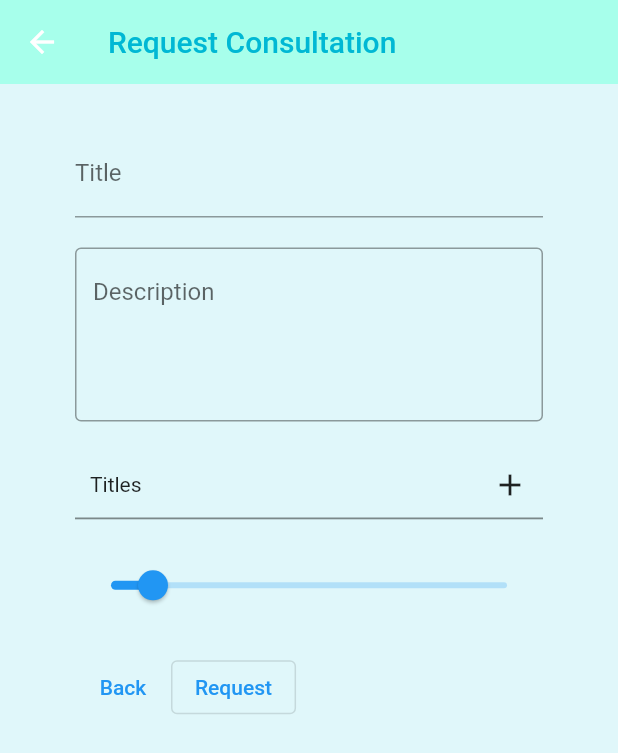
After one commit to DaniRogachev/MedNEX, a Flutter app: the screen it shows once a user with an empty profile is signed in, after a tap on the "add" icon, on a phone screen of 412 x 824 dp. The commit adds this screen. Shown: the top 753 px of the screen. Run offline on Flutter 3.47's test engine with Material 2 defaults, Android fonts, the phone set to English and light mode, and no system bars; drawn by our look-alikes of multi_select_flutter; our stand-ins replace cloud_firestore, firebase_auth, firebase_core; missing offline and left inert: dropdown_plus; accounts and stored records are empty.

Commit message:
Listing one to many requests

```diff
--- a/med_nex/lib/Models/consultation_request.dart
+++ b/med_nex/lib/Models/consultation_request.dart
@@ -1,5 +1,5 @@
 class ConsultationRequest{
-  late final String request_id;
+  late final String requestId;
   late final String title;
   late final String description;
   late final String status;
@@ -7,5 +7,5 @@ class ConsultationRequest{
   late final String doctorId;
 
   ConsultationRequest(
-      this.title, this.description, this.status, this.userId, this.doctorId, this.request_id);
+      this.title, this.description, this.status, this.userId, this.doctorId, this.requestId);
 }
--- /dev/null
+++ b/med_nex/lib/Models/request_to_many.dart
@@ -0,0 +1,20 @@
+import 'package:med_nex/Models/user.dart';
+
+class RequestToMany{
+  late final String uid;
+  late final String title;
+  late final String description;
+  late final List<String> medicalSpecialties;
+  late final int price;
+  late final DatabaseUser patient;
+  late final DatabaseUser? doctor;
+  late final String status;
+
+
+  RequestToMany(this.uid, this.title, this.description, this.medicalSpecialties,
+      this.price, this.patient, this.doctor, this.status);
+
+
+  RequestToMany.withNoPatient(this.uid, this.title, this.description, this.medicalSpecialties,
+      this.price, this.doctor, this.status);
+}
--- a/med_nex/lib/Screens/Home/home.dart
+++ b/med_nex/lib/Screens/Home/home.dart
@@ -2,6 +2,7 @@ import 'package:flutter/cupertino.dart';
 import 'package:flutter/material.dart';
 import 'package:med_nex/Models/medical_specialty.dart';
 import 'package:med_nex/Models/user.dart';
+import 'package:med_nex/Screens/Home/one_to_many_request.dart';
 import 'package:med_nex/Screens/Home/patient_request.dart';
 import 'package:med_nex/Services/auth.dart';
 import 'package:med_nex/Services/database.dart';
@@ -202,7 +203,12 @@ class _HomeState extends State<Home> {
         ),
         body: options.elementAt(selectedIndex),
           floatingActionButton: FloatingActionButton(
-            onPressed: () {  },
+            onPressed: () {
+              Navigator.push(
+                context,
+                MaterialPageRoute(builder: (context) => OneToManyRequest(user: widget.currUser)),
+              );
+            },
             child: const Icon(Icons.add),
           ),
         bottomNavigationBar: BottomNavigationBar(
--- /dev/null
+++ b/med_nex/lib/Screens/Home/one_to_many_request.dart
@@ -0,0 +1,188 @@
+import 'package:flutter/material.dart';
+import 'package:med_nex/Models/medical_specialty.dart';
+import 'package:med_nex/Models/user.dart';
+import 'package:med_nex/Services/database.dart';
+import 'package:multi_select_flutter/multi_select_flutter.dart';
+
+
+class OneToManyRequest extends StatefulWidget {
+  final DatabaseUser user;
+
+  const OneToManyRequest({Key? key, required this.user}) : super(key: key);
+
+  @override
+  _OneToManyRequestState createState() => _OneToManyRequestState();
+}
+
+class _OneToManyRequestState extends State<OneToManyRequest> {
+  final _formKey = GlobalKey<FormState>();
+
+  static List<MedSpecialty> medSpecialties = [
+    MedSpecialty(name: "Accident and Emergency Medicine"),
+    MedSpecialty(name: "Allergist"),
+    MedSpecialty(name: "Anaesthetics"),
+    MedSpecialty(name: "Cardiology"),
+    MedSpecialty(name: "Child Psychiatry"),
+    MedSpecialty(name: "Clinical Biology"),
+    MedSpecialty(name: "Clinical Chemistry"),
+    MedSpecialty(name: "Clinical Microbiology"),
+    MedSpecialty(name: "Clinical Neurophysiology"),
+    MedSpecialty(name: "Craniofacial Surgery"),
+    MedSpecialty(name: "Dermatology"),
+    MedSpecialty(name: "Endocrinology"),
+    MedSpecialty(name: "Family and General Medicine"),
+    MedSpecialty(name: "Gastroenterologic Surgery"),
+    MedSpecialty(name: "Gastroenterology"),
+    MedSpecialty(name: "General Practice"),
+    MedSpecialty(name: "General Surgery"),
+    MedSpecialty(name: "Geriatrics"),
+    MedSpecialty(name: "Hematology"),
+    MedSpecialty(name: "Immunology"),
+    MedSpecialty(name: "Infectious Diseases"),
+    MedSpecialty(name: "Internal Medicine"),
+    MedSpecialty(name: "Laboratory Medicine"),
+    MedSpecialty(name: "Nephrology"),
+    MedSpecialty(name: "Neuropsychiatry"),
+    MedSpecialty(name: "Neurology"),
+    MedSpecialty(name: "Neurosurgery"),
+    MedSpecialty(name: "Nuclear Medicine"),
+    MedSpecialty(name: "Obstetrics and Gynaecology"),
+    MedSpecialty(name: "Occupational Medicine"),
+    MedSpecialty(name: "Oncology"),
+    MedSpecialty(name: "Ophthalmology"),
+    MedSpecialty(name: "Oral and Maxillofacial Surgery"),
+    MedSpecialty(name: "Orthopaedics"),
+    MedSpecialty(name: "Otorhinolaryngology"),
+    MedSpecialty(name: "Paediatric Surgery"),
+    MedSpecialty(name: "Paediatrics"),
+    MedSpecialty(name: "Pathology"),
+    MedSpecialty(name: "Pharmacology"),
+    MedSpecialty(name: "Physical Medicine and Rehabilitation"),
+    MedSpecialty(name: "Plastic Surgery"),
+    MedSpecialty(name: "Podiatric Surgery"),
+    MedSpecialty(name: "Preventive Medicine"),
+    MedSpecialty(name: "Psychiatry"),
+    MedSpecialty(name: "Public Health"),
+    MedSpecialty(name: "Radiation Oncology"),
+    MedSpecialty(name: "Radiology"),
+    MedSpecialty(name: "Respiratory Medicine"),
+    MedSpecialty(name: "Rheumatology"),
+    MedSpecialty(name: "Stomatology"),
+    MedSpecialty(name: "Thoracic Surgery"),
+    MedSpecialty(name: "Tropical Medicine"),
+    MedSpecialty(name: "Urology"),
+    MedSpecialty(name: "Vascular Surgery"),
+    MedSpecialty(name: "Venereology")
+  ];
+
+  final specialties = medSpecialties
+      .map((medSpecialty) => MultiSelectItem<MedSpecialty?>(medSpecialty, medSpecialty.name))
+      .toList();
+
+  late String title;
+  late String description;
+  double price = 10;
+  List<MedSpecialty?> selectedSpecialties = [];
+
+
+  @override
+  Widget build(BuildContext context) {
+    return Scaffold(
+      resizeToAvoidBottomInset: true,
+      backgroundColor: Colors.cyan[50],
+      appBar: AppBar(
+          backgroundColor: Colors.tealAccent[100],
+          elevation: 0.0,
+          title: Text("Request Consultation",
+              style: TextStyle(
+                color: Colors.cyanAccent[700],
+              ))),
+      body: SingleChildScrollView(
+          padding: const EdgeInsets.symmetric(vertical: 20.0, horizontal: 50.0),
+          child: Form(
+            key: _formKey,
+            child: Column(
+                children: <Widget>[
+                  const SizedBox(height: 10.0),
+                  TextFormField(
+                      validator: (val) {
+                        if (val != null && val.isEmpty) {
+                          return "Enter a title";
+                        }
+                        return null;
+                      },
+                      decoration: const InputDecoration(
+                          border: UnderlineInputBorder(), labelText: 'Title'),
+                      onChanged: (val) {
+                        setState(() => title = val);
+                      }),
+                  const SizedBox(height: 20.0),
+                  TextFormField(
+                      keyboardType: TextInputType.multiline,
+                      minLines: 4,
+                      maxLines: 8,
+                      validator: (val) {
+                        if (val != null && val.isEmpty) {
+                          return "Enter a description";
+                        }
+                        return null;
+                      },
+                      decoration: const InputDecoration(
+                          border: OutlineInputBorder(),
+                          hintText: 'Description'),
+                      onChanged: (val) {
+                        setState(() => description = val);
+                      }),
+                  const SizedBox(height: 20.0),
+                  MultiSelectBottomSheetField(
+                      initialChildSize: 0.4,
+                      listType: MultiSelectListType.CHIP,
+                      searchable: true,
+                      items: specialties,
+                      title: const Text("Titles"),
+                      buttonIcon: const Icon(
+                          Icons.add
+                      ),
+                      buttonText: const Text("Titles"),
+                      onConfirm: (val){
+                        selectedSpecialties = val as List<MedSpecialty?>;                      }
+                  ),
+                  const SizedBox(height: 20.0),
+                  Slider(
+                    value: price,
+                    max: 100,
+                    divisions: 100,
+                    label: price.round().toString(),
+                    onChanged: (double value) {
+                      price = value;
+                    },
+
+                  ),
+                  const SizedBox(height: 20.0),
+                  Row(
+                      children: <Widget>[
+                        TextButton(
+                            onPressed: () {
+                              Navigator.pop(context);
+                            },
+                            child: const Text("Back")),
+                        OutlinedButton(
+                          onPressed: () async {
+                            if (_formKey.currentState!.validate()){
+                              if(widget.user.balance >= price){
+                                await DatabaseService().addOneToManyRequest(title, description, selectedSpecialties.map((medSpecialty) => medSpecialty!.name).toList(), price.toInt(), widget.user);
+                                Navigator.pop(context);
+                              }
+                            }
+                          },
+                          child: const Text('Request'),
+                        ),
+                      ]
+                  )
+                ]
+            ),
+          )
+      )
+    );
+  }
+}
--- a/med_nex/lib/Screens/Home/patient_request_field.dart
+++ b/med_nex/lib/Screens/Home/patient_request_field.dart
@@ -21,7 +21,7 @@ class PatientRequestField extends StatelessWidget {
                 subtitle: Text(request.description),
                 trailing: IconButton(
                   onPressed: () async {
-                    await DatabaseService().cancelRequest(request.request_id);
+                    await DatabaseService().cancelRequest(request.requestId);
                   },
                   icon: const Icon(Icons.clear),
                 ),
--- /dev/null
+++ b/med_nex/lib/Screens/Home/request_to_many_field.dart
@@ -0,0 +1,33 @@
+import 'package:flutter/material.dart';
+import 'package:med_nex/Models/request_to_many.dart';
+import 'package:med_nex/Models/user.dart';
+import 'package:med_nex/Services/database.dart';
+
+class RequestToManyField extends StatelessWidget {
+  final RequestToMany request;
+  final DatabaseUser doctor;
+
+  const RequestToManyField({Key? key, required this.request, required this.doctor}) : super(key: key);
+
+  @override
+  Widget build(BuildContext context) {
+    return Padding(
+        padding: const EdgeInsets.only(top: 8.0),
+        child: Card(
+            margin: const EdgeInsets.fromLTRB(5.0, 6.0, 5.0, 0.0),
+            child: ListTile(
+                //leading: Text(request.patient.name),
+                leading: Text(request.price.toString()),
+                title: Text(request.title),
+                subtitle: Text(request.patient.name),
+                trailing: OutlinedButton(
+                  onPressed: () async {
+                    await DatabaseService().acceptRequestToMany(request, doctor);
+                  },
+                  child: const Text("Accept"),
+                )
+            )
+        )
+    );
+  }
+}
--- a/med_nex/lib/Services/database.dart
+++ b/med_nex/lib/Services/database.dart
@@ -1,9 +1,12 @@
 import 'package:cloud_firestore/cloud_firestore.dart';
+import 'package:med_nex/Models/request_to_many.dart';
 import 'package:med_nex/Models/user.dart';
 
 class DatabaseService{
   final CollectionReference users = FirebaseFirestore.instance.collection('users');
   final CollectionReference requests = FirebaseFirestore.instance.collection('requests');
+  final CollectionReference requestsToMany = FirebaseFirestore.instance.collection('request to many');
+  final CollectionReference chats = FirebaseFirestore.instance.collection('chats');
 
 
   Future addUser(String uid, String username, String? middleName, String? surname, bool isDoctor, int? experience, String? city, String? docUin, String? price, List<String>? titles, List<String>? medSpecialties) async {
@@ -35,6 +38,29 @@ class DatabaseService{
     });
   }
 
+  Future addOneToManyRequest(String title, String description, List<String> medSpecialties, int price, DatabaseUser patient){
+    updateBalance(patient.uid, -price);
+    return requestsToMany.doc(requestsToMany.doc().id).set({
+      'patient': users.doc(patient.uid),
+      'title': title,
+      'description': description,
+      'medicalSpecialties': medSpecialties,
+      'price': price,
+      'status': 'requested',
+      'doctor': ' '
+    });
+  }
+
+  Future createChatRoom(String patientId, String doctorId, String patientName, String doctorName, String requestId){
+    return chats.doc(chats.doc().id).set({
+      'patientId': patientId,
+      'doctorId': doctorId,
+      'patientName': patientName,
+      'doctorName': doctorName,
+      'request': requestId
+    });
+  }
+
   Future<DocumentSnapshot> getCurrUser(String uid) async{
     return await users.doc(uid).get();
   }
@@ -47,10 +73,25 @@ class DatabaseService{
     return requests.snapshots();
   }
 
-  Future acceptRequest(String uid, DatabaseUser doctor){
+  Stream<QuerySnapshot> get allRequestsToMany{
+    return requestsToMany.snapshots();
+  }
+
+  Future acceptRequest(String uid, DatabaseUser doctor, DatabaseUser patient){
     updateBalance(doctor.uid, int.parse(doctor.price!));
+    createChatRoom(patient.uid, doctor.uid, patient.name, doctor.name, uid);
     return requests.doc(uid).update({'status':"accepted"}).then((value) => print("Request Accepted"))
         .catchError((error) => print("Failed to accept request: $error"));
+  }
+
+  Future acceptRequestToMany(RequestToMany request, DatabaseUser doctor){
+    updateBalance(doctor.uid, request.price);
+    createChatRoom(request.patient.uid, doctor.uid, request.patient.name, doctor.name, request.uid);
+    return requestsToMany.doc(request.uid).update({
+      'status':"accepted",
+      'doctor': users.doc(doctor.uid)
+    }).then((value) => print("Request Accepted")).catchError((error) => print("Failed to accept request: $error"));
+
   }
 
   Future cancelRequest(String uid){
```
Also changed, not shown: med_nex/lib/Screens/Home/doctor_home.dart (+6 -1 lines), med_nex/lib/Screens/Home/doctor_requests_to_many.dart (added, +91 -0 lines), med_nex/lib/Screens/Home/request_field.dart (+21 -1 lines).
